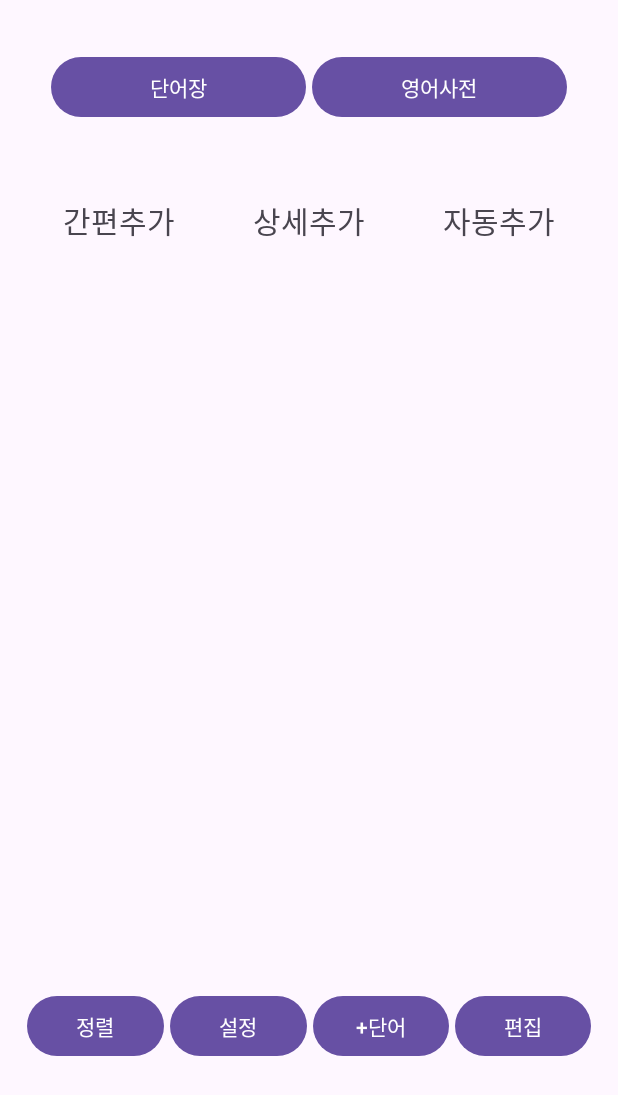
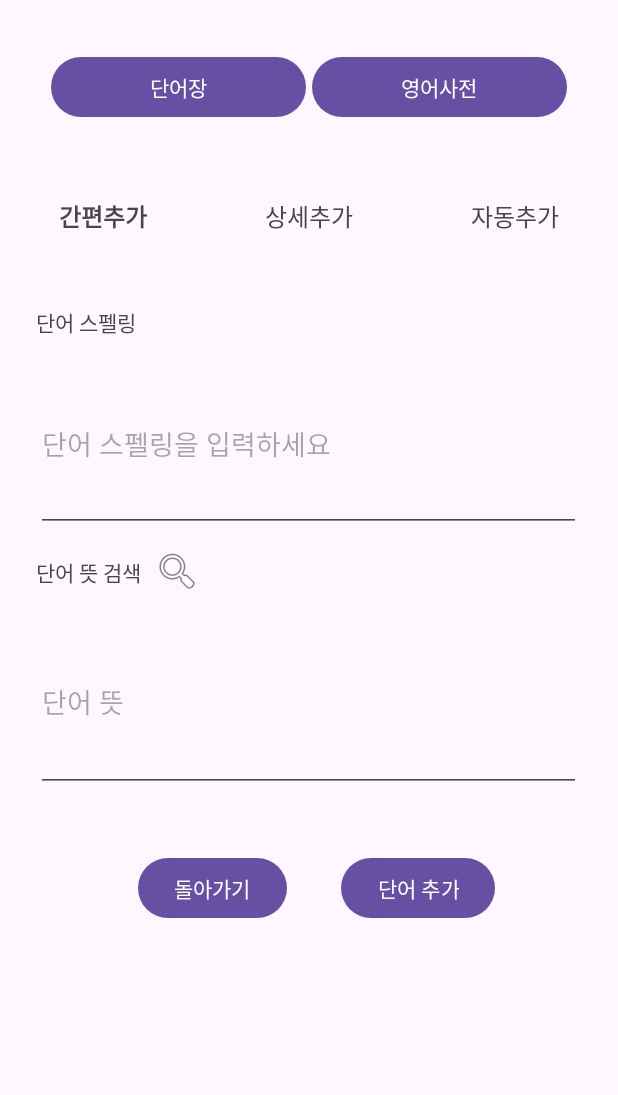
Before and after one commit to dmsgktn0523/toggleworld, an Android app: the fragment Frag1AddingWord placed in its activity, on a phone screen of 412 x 824 dp. Shown: the top 1095 px of the screen. Run offline under Robolectric (Android 15) with nearby library versions, the phone set to English and light mode, and no system bars.

Commit message:
Day 12 after updating - Added fragments in frag1_adding_word.xml : frag1_auto_add.xml, frag1_detail_add.xml, frag1_quick_add.xml - stylized text on frag1_adding_word.xml

```diff
--- a/app/src/main/java/com/hello/toggleworld/Frag1AddingWord.kt
+++ b/app/src/main/java/com/hello/toggleworld/Frag1AddingWord.kt
@@ -1,11 +1,13 @@
 package com.hello.toggleworld
 
 import android.content.Intent
+import android.graphics.Typeface
 import android.os.Bundle
 import android.view.LayoutInflater
 import android.view.View
 import android.view.ViewGroup
 import androidx.fragment.app.Fragment
+import androidx.fragment.app.FragmentManager
 import com.hello.toggleworld.databinding.Frag1Binding
 import com.hello.toggleworld.databinding.Frag1AddingWordBinding
 
@@ -20,7 +22,64 @@ class Frag1AddingWord : Fragment() {
         binding = Frag1AddingWordBinding.inflate(inflater, container, false)
         return binding.root
     }
+
+    override fun onViewCreated(view: View, savedInstanceState: Bundle?) {
+        super.onViewCreated(view, savedInstanceState)
+
+        setFrag(0)
+        binding.textFrag1QuickAdd.setTypeface(null, Typeface.BOLD)
+
+        binding.textFrag1QuickAdd.setOnClickListener {
+            setFrag(0)
+            binding.textFrag1QuickAdd.setTypeface(null, Typeface.BOLD)
+            // 다른 버튼들의 텍스트 스타일을 원래대로 변경
+            binding.textFrag1DetailAdd.setTypeface(null, Typeface.NORMAL)
+            binding.textFrag1AutoAdd.setTypeface(null, Typeface.NORMAL)
+        }
+        binding.textFrag1DetailAdd.setOnClickListener {
+            setFrag(1)
+            binding.textFrag1DetailAdd.setTypeface(null, Typeface.BOLD)
+            // 다른 버튼들의 텍스트 스타일을 원래대로 변경
+            binding.textFrag1QuickAdd.setTypeface(null, Typeface.NORMAL)
+            binding.textFrag1AutoAdd.setTypeface(null, Typeface.NORMAL)
+        }
+        binding.textFrag1AutoAdd.setOnClickListener {
+            setFrag(2)
+            binding.textFrag1AutoAdd.setTypeface(null, Typeface.BOLD)
+            // 다른 버튼들의 텍스트 스타일을 원래대로 변경
+            binding.textFrag1QuickAdd.setTypeface(null, Typeface.NORMAL)
+            binding.textFrag1DetailAdd.setTypeface(null, Typeface.NORMAL)
+        }
+    }
+
+
+    private fun replaceFragment(fragment: Fragment) {
+        val fragmentManager: FragmentManager = parentFragmentManager
+        val fragmentTransaction = fragmentManager.beginTransaction()
+        fragmentTransaction.replace(R.id.main_frame, fragment)
+        fragmentTransaction.addToBackStack(null) // 이전 Fragment로 돌아갈 수 있게 스택에 추가
+        fragmentTransaction.commit()
+    }
+
+    private fun setFrag(fragNum: Int) {
+        val ft = parentFragmentManager.beginTransaction()
+        when (fragNum) {
+            0 -> {
+                ft.replace(R.id.adding_word_frame, Frag1QuickAdd()).commit()
+            }
+
+            1 -> {
+                ft.replace(R.id.adding_word_frame, Frag1DetailAdd()).commit()
+            }
+
+            2 -> {
+                ft.replace(R.id.adding_word_frame, Frag1AutoAdd()).commit()
+            }
+        }
+    }
 }
+
+
 
 //class Frag1AddingWord : Fragment() {
 //    private lateinit var binding: Frag1AddingWordBinding
--- /dev/null
+++ b/app/src/main/java/com/hello/toggleworld/Frag1QuickAdd.kt
@@ -0,0 +1,20 @@
+package com.hello.toggleworld
+
+import android.os.Bundle
+import android.view.LayoutInflater
+import android.view.View
+import android.view.ViewGroup
+import androidx.fragment.app.Fragment
+import androidx.fragment.app.FragmentManager
+import com.hello.toggleworld.databinding.Frag1Binding
+import com.hello.toggleworld.databinding.Frag1QuickAddBinding
+
+class Frag1QuickAdd : Fragment() {
+    private lateinit var binding: Frag1QuickAdd
+
+    override fun onCreateView(inflater: LayoutInflater, container: ViewGroup?, savedInstanceState: Bundle?): View? {
+        val view = inflater.inflate(R.layout.frag1_quick_add, container,false)
+
+        return view
+    }
+}
--- a/app/src/main/res/layout/activity_main.xml
+++ b/app/src/main/res/layout/activity_main.xml
@@ -33,51 +33,13 @@
 
     </LinearLayout>
 
+
     <FrameLayout
         android:id="@+id/main_frame"
         android:layout_width="match_parent"
-        android:layout_height="526dp" />
-
-    <LinearLayout
-        android:id="@+id/bottom"
-        android:layout_width="match_parent"
-        android:layout_height="wrap_content"
-        android:layout_margin="16dp"
-        android:orientation="horizontal">
+        android:layout_height="match_parent" />
+    <!--        android:layout_margin="16dp"-->
 
 
-        <Button
-            android:id="@+id/btn_bottom_fragment1"
-            android:layout_width="match_parent"
-            android:layout_height="wrap_content"
-            android:layout_margin="2dp"
-            android:layout_weight="1"
-            android:text="정렬" />
-
-        <Button
-            android:id="@+id/btn_bottom_fragment2"
-            android:layout_width="match_parent"
-            android:layout_height="wrap_content"
-            android:layout_margin="2dp"
-            android:layout_weight="1"
-            android:text="설정" />
-
-        <Button
-            android:id="@+id/btn_bottom_fragment3"
-            android:layout_width="match_parent"
-            android:layout_height="wrap_content"
-            android:layout_margin="2dp"
-            android:layout_weight="1"
-            android:text="+단어" />
-
-        <Button
-            android:id="@+id/btn_bottom_fragment4"
-            android:layout_width="match_parent"
-            android:layout_height="wrap_content"
-            android:layout_margin="2dp"
-            android:layout_weight="1"
-            android:text="편집" />
-
-    </LinearLayout>
 
 </LinearLayout>
--- a/app/src/main/res/layout/frag1_adding_word.xml
+++ b/app/src/main/res/layout/frag1_adding_word.xml
@@ -7,37 +7,43 @@
     <LinearLayout
         android:layout_width="match_parent"
         android:layout_height="wrap_content"
-        android:layout_margin="16dp"
+        android:layout_marginTop="16dp"
+        android:layout_marginBottom="32dp"
         android:orientation="horizontal">
 
         <TextView
-            android:id="@+id/frag1_adding_word_frag1"
+            android:id="@+id/text_frag1_quick_add"
             android:layout_width="wrap_content"
             android:layout_height="wrap_content"
             android:layout_weight="1"
             android:text="간편추가"
             android:textAlignment="center"
-            android:textSize="20dp" />
+            android:textSize="16dp" />
 
         <TextView
-            android:id="@+id/frag1_adding_word_frag2"
+            android:id="@+id/text_frag1_detail_add"
             android:layout_width="wrap_content"
             android:layout_height="wrap_content"
             android:layout_weight="1"
             android:text="상세추가"
             android:textAlignment="center"
-            android:textSize="20dp" />
+            android:textSize="16dp" />
 
         <TextView
-            android:id="@+id/frag1_adding_word_frag3"
+            android:id="@+id/text_frag1_auto_add"
             android:layout_width="wrap_content"
             android:layout_height="wrap_content"
             android:layout_weight="1"
             android:text="자동추가"
             android:textAlignment="center"
-            android:textSize="20dp" />
+            android:textSize="16dp" />
 
 
     </LinearLayout>
 
+    <FrameLayout
+        android:id="@+id/adding_word_frame"
+        android:layout_width="match_parent"
+        android:layout_height="match_parent"/>
+
 </LinearLayout>
--- /dev/null
+++ b/app/src/main/res/layout/frag1_quick_add.xml
@@ -0,0 +1,81 @@
+<?xml version="1.0" encoding="utf-8"?>
+<androidx.constraintlayout.widget.ConstraintLayout xmlns:android="http://schemas.android.com/apk/res/android"
+    xmlns:app="http://schemas.android.com/apk/res-auto"
+    xmlns:tools="http://schemas.android.com/tools"
+    android:layout_width="match_parent"
+    android:layout_height="match_parent">
+
+    <Button
+        android:id="@+id/button"
+        android:layout_width="wrap_content"
+        android:layout_height="wrap_content"
+        android:layout_marginStart="92dp"
+        android:layout_marginTop="40dp"
+        android:text="돌아가기"
+        app:layout_constraintStart_toStartOf="parent"
+        app:layout_constraintTop_toBottomOf="@+id/editTextText2" />
+
+    <Button
+        android:id="@+id/button2"
+        android:layout_width="wrap_content"
+        android:layout_height="wrap_content"
+        android:layout_marginStart="36dp"
+        android:layout_marginTop="40dp"
+        android:text="단어 추가"
+        app:layout_constraintStart_toEndOf="@+id/button"
+        app:layout_constraintTop_toBottomOf="@+id/editTextText2" />
+
+    <TextView
+        android:id="@+id/textView"
+        android:layout_width="wrap_content"
+        android:layout_height="wrap_content"
+        android:layout_marginStart="24dp"
+        android:layout_marginTop="16dp"
+        android:text="단어 스펠링"
+        app:layout_constraintStart_toStartOf="parent"
+        app:layout_constraintTop_toTopOf="parent" />
+
+    <EditText
+        android:id="@+id/text_word_spelling_input"
+        android:layout_width="363dp"
+        android:layout_height="117dp"
+        android:layout_marginStart="24dp"
+        android:layout_marginTop="12dp"
+        android:ems="10"
+        android:hint="단어 스펠링을 입력하세요"
+        android:inputType="text"
+        app:layout_constraintStart_toStartOf="parent"
+        app:layout_constraintTop_toBottomOf="@+id/textView" />
+
+    <TextView
+        android:id="@+id/textView2"
+        android:layout_width="wrap_content"
+        android:layout_height="wrap_content"
+        android:layout_marginStart="24dp"
+        android:layout_marginTop="16dp"
+        android:text="단어 뜻 검색"
+        app:layout_constraintStart_toStartOf="parent"
+        app:layout_constraintTop_toBottomOf="@+id/text_word_spelling_input" />
+
+    <EditText
+        android:id="@+id/editTextText2"
+        android:layout_width="363dp"
+        android:layout_height="120dp"
+        android:layout_marginStart="24dp"
+        android:layout_marginTop="16dp"
+        android:ems="10"
+        android:hint="단어 뜻"
+        android:inputType="text"
+        app:layout_constraintStart_toStartOf="parent"
+        app:layout_constraintTop_toBottomOf="@+id/textView2" />
+
+    <ImageView
+        android:id="@+id/imageView"
+        android:layout_width="wrap_content"
+        android:layout_height="wrap_content"
+        android:layout_marginStart="8dp"
+        android:layout_marginTop="10dp"
+        app:layout_constraintStart_toEndOf="@+id/textView2"
+        app:layout_constraintTop_toBottomOf="@+id/text_word_spelling_input"
+        app:srcCompat="@android:drawable/ic_menu_search" />
+</androidx.constraintlayout.widget.ConstraintLayout>
```
Also changed, not shown: app/src/main/java/com/hello/toggleworld/Frag1AutoAdd.kt (added, +20 -0 lines), app/src/main/java/com/hello/toggleworld/Frag1DetailAdd.kt (added, +20 -0 lines), app/src/main/java/com/hello/toggleworld/Fragment1.kt (+20 -14 lines), app/src/main/java/com/hello/toggleworld/MainActivity.kt (+11 -3 lines), app/src/main/res/layout/frag1.xml (+41 -0 lines), app/src/main/res/layout/frag1_auto_add.xml (added, +81 -0 lines), app/src/main/res/layout/frag1_detail_add.xml (added, +103 -0 lines).
